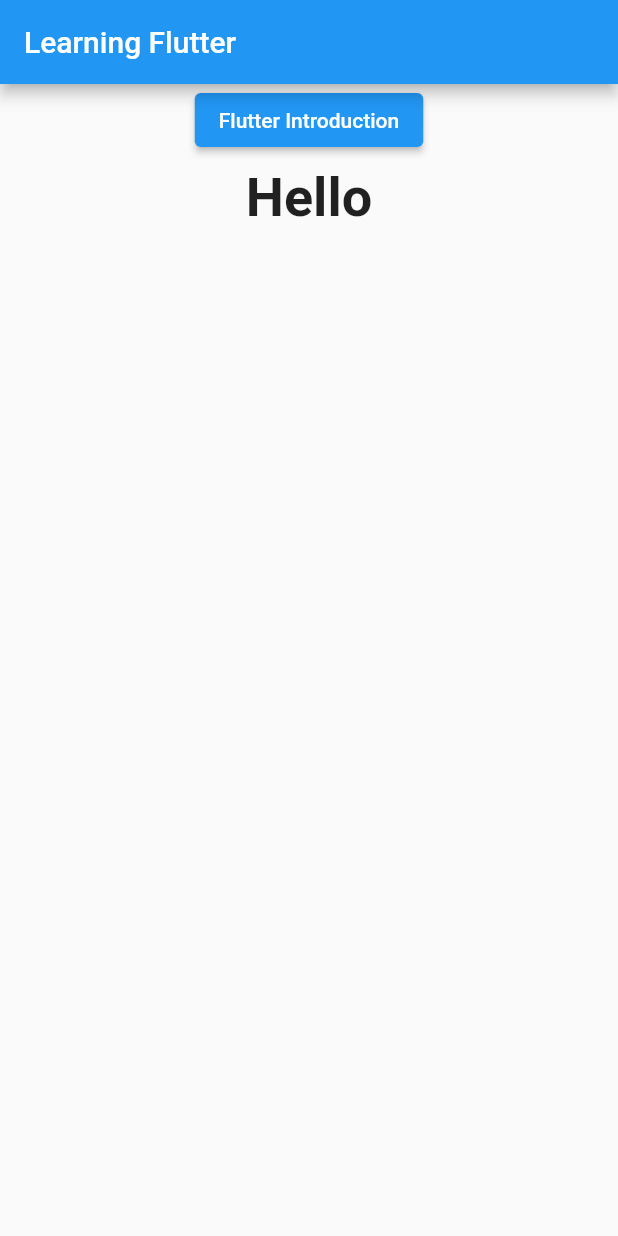
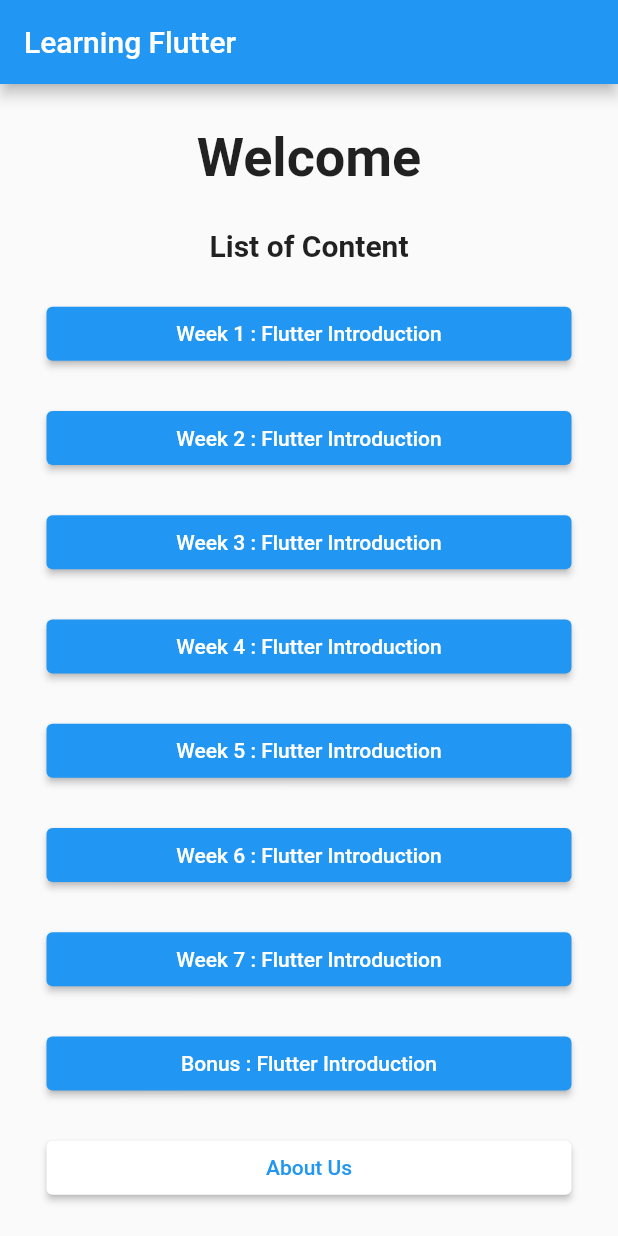
Before and after one commit to Three-Musketeers-IF-C-Sore/learningflutter_threemusketeers_ifcsore, a Flutter app: the screen it shows after launch, on a phone screen of 412 x 824 dp. Run offline on Flutter 3.47's test engine with Material 2 defaults, Android fonts, the phone set to English and light mode, and no system bars; Roboto replaces fonts that are missing (Plus Jakarta Sans).

Commit message:
Update main.dart

```diff
--- a/lib/main.dart
+++ b/lib/main.dart
@@ -32,7 +32,6 @@ class MyHomePage extends StatefulWidget {
 }
 
 class _MyHomePageState extends State<MyHomePage> {
-
   @override
   Widget build(BuildContext context) {
     return Scaffold(
@@ -41,19 +40,79 @@ class _MyHomePageState extends State<MyHomePage> {
       ),
       body: Center(
         child: Column(
+          mainAxisAlignment: MainAxisAlignment.spaceEvenly,
           children: [
-            ElevatedButton(
-              onPressed: () {
-                Route route = MaterialPageRoute(builder: (context) => const FlutterIntro());
-                Navigator.push(context, route);
-              },
-              child: const Text('Flutter Introduction')
+            const Text(
+              "Welcome",
+              textAlign: TextAlign.left,
+              style: $heading1Bold,
+              selectionColor: $primary500,
             ),
             const Text(
-              "Hello",
-              style: $heading1Bold,
+              "List of Content",
+              textAlign: TextAlign.left,
+              style: $heading6Bold,
               selectionColor: $primary500,
-            )
+            ),
+            ElevatedButton(
+                onPressed: () {
+                  Route route = MaterialPageRoute(
+                      builder: (context) => const FlutterIntro());
+                  Navigator.push(context, route);
+                },
+                style: ElevatedButton.styleFrom(fixedSize: const Size(350, 35)),
+                child: const Text('Week 1 : Flutter Introduction')),
+            ElevatedButton(
+                onPressed: () {
+                  //
+                },
+                style: ElevatedButton.styleFrom(fixedSize: const Size(350, 35)),
+                child: const Text('Week 2 : Flutter Introduction')),
+            ElevatedButton(
+                onPressed: () {
+                  //
+                },
+                style: ElevatedButton.styleFrom(fixedSize: const Size(350, 35)),
+                child: const Text('Week 3 : Flutter Introduction')),
+            ElevatedButton(
+                onPressed: () {
+                  //
+                },
+                style: ElevatedButton.styleFrom(fixedSize: const Size(350, 35)),
+                child: const Text('Week 4 : Flutter Introduction')),
+            ElevatedButton(
+                onPressed: () {
+                  //
+                },
+                style: ElevatedButton.styleFrom(fixedSize: const Size(350, 35)),
+                child: const Text('Week 5 : Flutter Introduction')),
+            ElevatedButton(
+                onPressed: () {
+                  //
+                },
+                style: ElevatedButton.styleFrom(fixedSize: const Size(350, 35)),
+                child: const Text('Week 6 : Flutter Introduction')),
+            ElevatedButton(
+                onPressed: () {
+                  //
+                },
+                style: ElevatedButton.styleFrom(fixedSize: const Size(350, 35)),
+                child: const Text('Week 7 : Flutter Introduction')),
+            ElevatedButton(
+                onPressed: () {
+                  //
+                },
+                style: ElevatedButton.styleFrom(fixedSize: const Size(350, 35)),
+                child: const Text('Bonus : Flutter Introduction')),
+            ElevatedButton(
+                onPressed: () {
+                  //
+                },
+                style: ElevatedButton.styleFrom(
+                    fixedSize: const Size(350, 35),
+                    backgroundColor: Colors.white,
+                    foregroundColor: Colors.blue),
+                child: const Text('About Us')),
           ],
         ),
       ),
```
